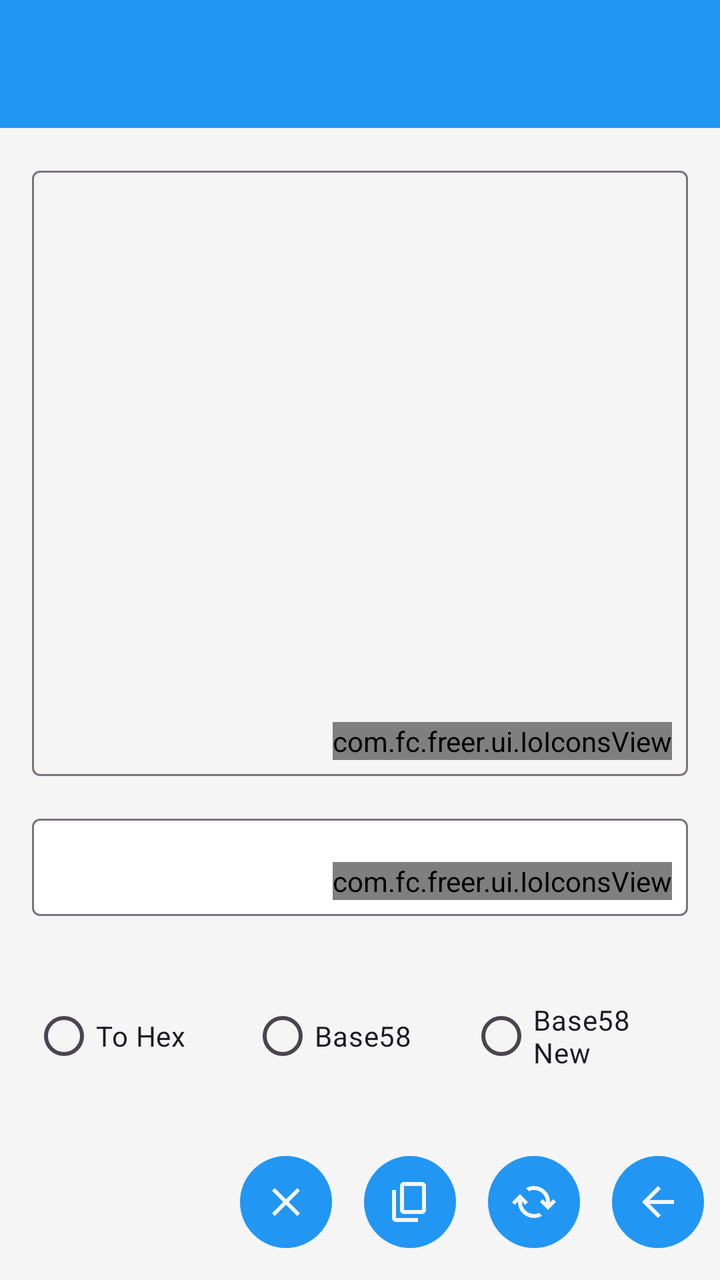
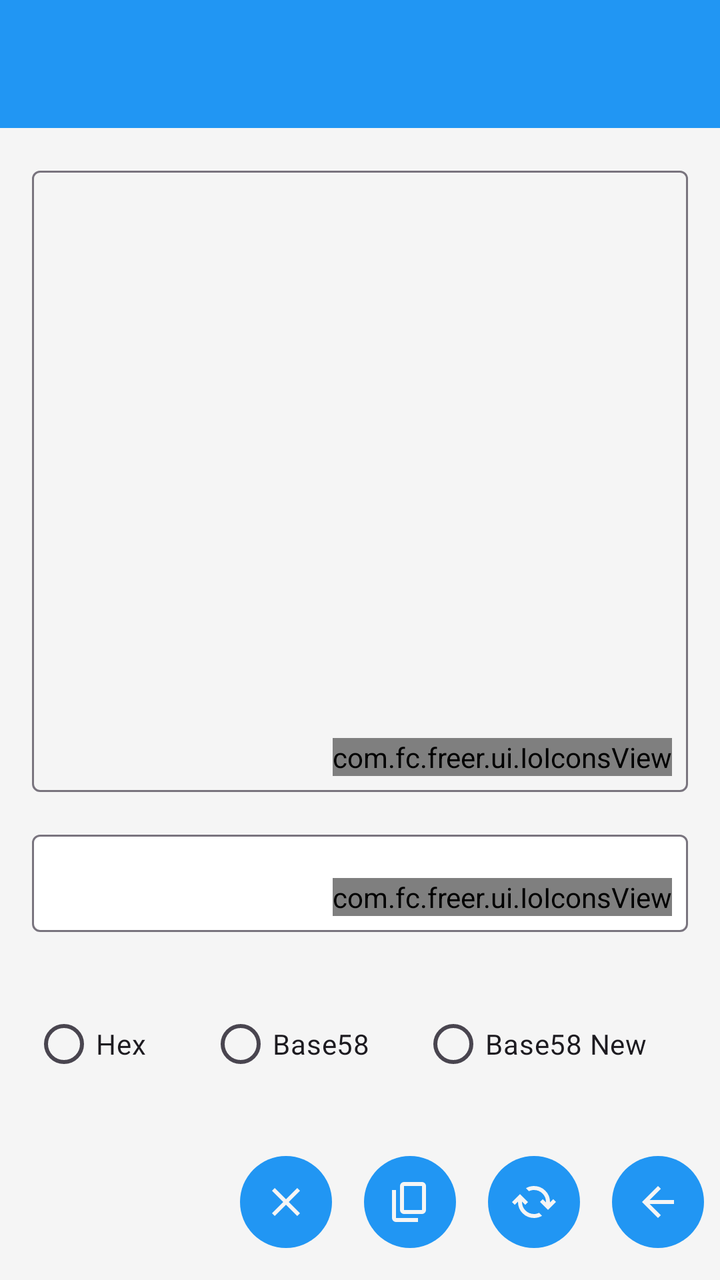

Screens rendered from an Android XML layout before and after an edit, with the pre-edit source and the edit as a unified diff.
<!-- AndroidManifest.xml: application theme Theme.Freer -->
<!-- res/layout/activity_private_key_converter.xml -->
<?xml version="1.0" encoding="utf-8"?>
<LinearLayout xmlns:android="http://schemas.android.com/apk/res/android"
    android:layout_width="match_parent"
    android:layout_height="match_parent"
    android:orientation="vertical"
    android:background="@color/main_background">

    <include layout="@layout/common_toolbar" />

    <LinearLayout
        android:layout_width="match_parent"
        android:layout_height="0dp"
        android:layout_weight="4"
        android:orientation="vertical"
        android:padding="16dp">

        <include
            android:id="@+id/resultView"
            layout="@layout/layout_text_box_with_make_qr"
            android:layout_width="match_parent"
            android:layout_height="match_parent" />
    </LinearLayout>

    <LinearLayout
        android:layout_width="match_parent"
        android:layout_height="70dp"
        android:orientation="vertical"
        android:paddingStart="16dp"
        android:paddingBottom="16dp"
        android:paddingEnd="16dp">

        <include
            android:id="@+id/keyView"
            layout="@layout/layout_key_input_with_people_and_scan"
            android:layout_width="match_parent"
            android:layout_height="match_parent" />
    </LinearLayout>

    <LinearLayout
        android:id="@+id/optionContainer"
        android:layout_width="match_parent"
        android:layout_height="wrap_content"
        android:orientation="horizontal"
        android:padding="16dp">

        <RadioGroup
            android:id="@+id/formatOptions"
            android:layout_width="match_parent"
            android:layout_height="match_parent"
            android:orientation="horizontal">

            <RadioButton
                android:id="@+id/optionHex"
                android:layout_width="0dp"
                android:layout_height="match_parent"
                android:layout_weight="1"
                
                android:text="@string/to_hex" />

            <RadioButton
                android:id="@+id/optionBase58"
                android:layout_width="0dp"
                android:layout_height="match_parent"
                android:layout_weight="1"
                android:text="@string/base58" />

            <RadioButton
                android:id="@+id/optionBase58Compressed"
                android:layout_width="0dp"
                android:layout_height="match_parent"
                android:layout_weight="1"
                android:text="@string/base58_new" />

        </RadioGroup>
    </LinearLayout>

    <LinearLayout
        android:id="@+id/buttonContainer"
        android:layout_width="match_parent"
        android:layout_height="wrap_content"
        android:orientation="horizontal"
        android:layout_marginTop="8dp"
        android:layout_marginBottom="8dp"
        android:gravity="end">

        <ImageButton
            android:id="@+id/clearButton"
            style="@style/ImageButtonStyle"
            android:src="@drawable/ic_clear"
            android:contentDescription="@string/clear" />

        <ImageButton
            android:id="@+id/copyButton"
            style="@style/ImageButtonStyle"
            android:src="@drawable/ic_copy"
            android:contentDescription="@string/copy" />

        <ImageButton
            android:id="@+id/convertButton"
            style="@style/ImageButtonStyle"
            android:src="@drawable/ic_convert"
            android:contentDescription="@string/convert" />
        <ImageButton
            android:id="@+id/back_button"
            style="@style/ImageButtonStyle"
            android:src="@drawable/ic_back"
            android:contentDescription="@string/back" />
    </LinearLayout>

</LinearLayout>
<!-- res/layout/common_toolbar.xml (included above) -->
<?xml version="1.0" encoding="utf-8"?>
<androidx.appcompat.widget.Toolbar xmlns:android="http://schemas.android.com/apk/res/android"
    xmlns:app="http://schemas.android.com/apk/res-auto"
    android:id="@+id/toolbar"
    android:layout_width="match_parent"
    android:layout_height="?attr/actionBarSize"
    android:background="@color/accent"
    android:theme="@style/ThemeOverlay.Freer.Toolbar">

    <LinearLayout
        android:id="@+id/toolbar_fid_container"
        android:layout_width="wrap_content"
        android:layout_height="match_parent"
        android:layout_gravity="end"
        android:orientation="horizontal"
        android:gravity="end|center_vertical"
        android:visibility="gone"
        android:clickable="true"
        android:focusable="true"
        android:paddingStart="8dp"
        android:paddingEnd="16dp"
        android:background="?android:attr/selectableItemBackground">

        <TextView
            android:id="@+id/toolbar_fid_text"
            android:layout_width="130dp"
            android:layout_height="wrap_content"
            android:textColor="@color/main_background"
            android:paddingStart="8dp"
            android:paddingEnd="4dp"
            android:textSize="14sp"
            android:maxLines="1"
            android:gravity="end"
            android:ellipsize="middle" />

        <ImageView
            android:id="@+id/toolbar_avatar"
            android:layout_width="42dp"
            android:layout_height="42dp"
            android:background="@color/accent"
            android:scaleType="centerCrop"
            android:contentDescription="@string/avatar" />

    </LinearLayout>

</androidx.appcompat.widget.Toolbar>
<!-- res/layout/layout_text_box_with_make_qr.xml (included above) -->
<?xml version="1.0" encoding="utf-8"?>
<FrameLayout xmlns:android="http://schemas.android.com/apk/res/android"
    xmlns:app="http://schemas.android.com/apk/res-auto"
    android:layout_width="match_parent"
    android:layout_height="match_parent">

    <com.google.android.material.textfield.TextInputLayout
        android:layout_width="match_parent"
        android:layout_height="match_parent"
        app:boxBackgroundColor="@android:color/transparent"
        style="@style/Widget.Material3.TextInputLayout.OutlinedBox">

        <com.google.android.material.textfield.TextInputEditText
            android:id="@+id/textBoxWithMakeQrLayout"
            android:layout_width="match_parent"
            android:layout_height="match_parent"
            android:gravity="top"
            android:inputType="textMultiLine"
            android:focusable="true"
            android:focusableInTouchMode="true"
            android:textIsSelectable="true"
            android:editable="false" />
    </com.google.android.material.textfield.TextInputLayout>

    <com.fc.freer.ui.IoIconsView
        android:id="@+id/makeQrIcon"
        android:layout_width="wrap_content"
        android:layout_height="wrap_content"
        android:layout_gravity="bottom|end"
        android:layout_margin="8dp" />
</FrameLayout>
<!-- res/layout/layout_key_input_with_people_and_scan.xml (included above) -->
<?xml version="1.0" encoding="utf-8"?>
<FrameLayout xmlns:android="http://schemas.android.com/apk/res/android"
    xmlns:app="http://schemas.android.com/apk/res-auto"
    android:layout_width="match_parent"
    android:layout_height="@dimen/two_line_height">

    <com.google.android.material.textfield.TextInputLayout
        android:id="@+id/keyInputWithPeopleAndScanLayout"
        android:layout_width="match_parent"
        android:layout_height="match_parent"
        app:boxBackgroundColor="@color/input_field_background"
        style="@style/Widget.Material3.TextInputLayout.OutlinedBox">

        <com.google.android.material.textfield.TextInputEditText
            android:id="@+id/keyInput"
            android:layout_width="match_parent"
            android:layout_height="match_parent"
            android:inputType="textMultiLine"
            android:paddingStart="8dp"
            android:paddingEnd="70dp"
            android:paddingTop="8dp"
            android:ellipsize="middle"
            android:paddingBottom="8dp" />
    </com.google.android.material.textfield.TextInputLayout>

    <com.fc.freer.ui.IoIconsView
        android:id="@+id/peopleAndScanIcons"
        android:layout_width="wrap_content"
        android:layout_height="wrap_content"
        android:layout_gravity="bottom|end"
        android:layout_margin="8dp" />
</FrameLayout>
<!-- resources referenced by this layout -->
<resources>
  <color name="accent">#2196F3</color>
  <color name="input_field_background">#FFFFFF</color>
  <color name="main_background">#F5F5F5</color>
  <dimen name="two_line_height">72dp</dimen>
  <!-- drawable ic_back (drawable) -->
  <vector xmlns:android="http://schemas.android.com/apk/res/android"
      android:width="24dp"
      android:height="24dp"
      android:viewportWidth="960"
      android:viewportHeight="960">
    <path
        android:pathData="m313,520 l224,224 -57,56 -320,-320 320,-320 57,56 -224,224h487v80L313,520Z"
        android:fillColor="@color/main_background"/>
  </vector>
  <!-- drawable ic_clear (drawable) -->
  <?xml version="1.0" encoding="utf-8"?>
  <vector xmlns:android="http://schemas.android.com/apk/res/android"
      android:width="24dp"
      android:height="24dp"
      android:viewportWidth="24"
      android:viewportHeight="24"
      android:tint="@color/accent">
      <path
          android:fillColor="@color/text"
          android:pathData="M19,6.41L17.59,5 12,10.59 6.41,5 5,6.41 10.59,12 5,17.59 6.41,19 12,13.41 17.59,19 19,17.59 13.41,12z"/>
  </vector>
  <!-- drawable ic_convert (drawable) -->
  <vector xmlns:android="http://schemas.android.com/apk/res/android"
      android:width="24dp"
      android:height="24dp"
      android:viewportWidth="960"
      android:viewportHeight="960"
      android:tint="#1727B4">
    <path
        android:fillColor="#2196F3"
        android:pathData="M482,800q-134,0 -228,-93t-94,-227v-7l-64,64 -56,-56 160,-160 160,160 -56,56 -64,-64v7q0,100 70.5,170T482,720q26,0 51,-6t49,-18l60,60q-38,22 -78,33t-82,11Zm278,-161L600,479l56,-56 64,64v-7q0,-100 -70.5,-170T478,240q-26,0 -51,6t-49,18l-60,-60q38,-22 78,-33t82,-11q134,0 228,93t94,227v7l64,-64 56,56 -160,160Z"/>
  </vector>
  <!-- drawable ic_copy (drawable) -->
  <vector xmlns:android="http://schemas.android.com/apk/res/android"
      android:width="24dp"
      android:height="24dp"
      android:viewportWidth="960"
      android:viewportHeight="960">
    <path
        android:pathData="M360,720q-33,0 -56.5,-23.5T280,640v-480q0,-33 23.5,-56.5T360,80h360q33,0 56.5,23.5T800,160v480q0,33 -23.5,56.5T720,720L360,720ZM360,640h360v-480L360,160v480ZM200,880q-33,0 -56.5,-23.5T120,800v-560h80v560h440v80L200,880ZM360,640v-480,480Z"
        android:fillColor="@color/accent"/>
  </vector>
  <string name="avatar">Avatar</string>
  <string name="back">Back</string>
  <string name="base58" translatable="false">Base58</string>
  <string name="base58_new">Base58 New</string>
  <string name="clear">Clear</string>
  <string name="convert">Convert</string>
  <string name="copy">Copy</string>
  <string name="to_hex">To Hex</string>
  <style name="ImageButtonStyle">
          <item name="android:layout_width">46dp</item>
          <item name="android:layout_height">46dp</item>
          <item name="android:layout_margin">8dp</item>
          <item name="android:background">@drawable/bg_round_accent</item>
          <item name="android:tint">@color/main_background</item>
          <item name="android:scaleType">centerInside</item>
          <item name="android:padding">8dp</item>
      </style>
  <style name="ThemeOverlay.Freer.Toolbar" parent="ThemeOverlay.AppCompat.ActionBar">
          <item name="android:textColorPrimary">@color/main_background</item>
          <item name="android:textColorSecondary">@color/main_background</item>
      </style>
  <style name="Theme.Freer" parent="Base.Theme.Freer" />
  <color name="text">#000000</color>
  <!-- drawable bg_round_accent (drawable) -->
  <?xml version="1.0" encoding="utf-8"?>
  <shape xmlns:android="http://schemas.android.com/apk/res/android"
      android:shape="oval">
      <solid android:color="@color/accent" />
  </shape>
  <!-- unchanged entries left out for length: 1 -->
</resources>

<!-- the commit's change to res/layout/activity_private_key_converter.xml (unified diff, before → after) -->
@@ -55,20 +55,20 @@
                 android:layout_height="match_parent"
                 android:layout_weight="1"
                 
-                android:text="@string/to_hex" />
+                android:text="@string/hex" />
 
             <RadioButton
                 android:id="@+id/optionBase58"
                 android:layout_width="0dp"
                 android:layout_height="match_parent"
-                android:layout_weight="1"
+                android:layout_weight="1.2"
                 android:text="@string/base58" />
 
             <RadioButton
                 android:id="@+id/optionBase58Compressed"
                 android:layout_width="0dp"
                 android:layout_height="match_parent"
-                android:layout_weight="1"
+                android:layout_weight="1.5"
                 android:text="@string/base58_new" />
 
         </RadioGroup>
<!-- resource entries referenced after the edit -->
@@ -54,7 +54,7 @@
   <string name="clear">Clear</string>
   <string name="convert">Convert</string>
   <string name="copy">Copy</string>
-  <string name="to_hex">To Hex</string>
+  <string name="hex" translatable="false">Hex</string>
   <style name="ImageButtonStyle">
           <item name="android:layout_width">46dp</item>
           <item name="android:layout_height">46dp</item>
